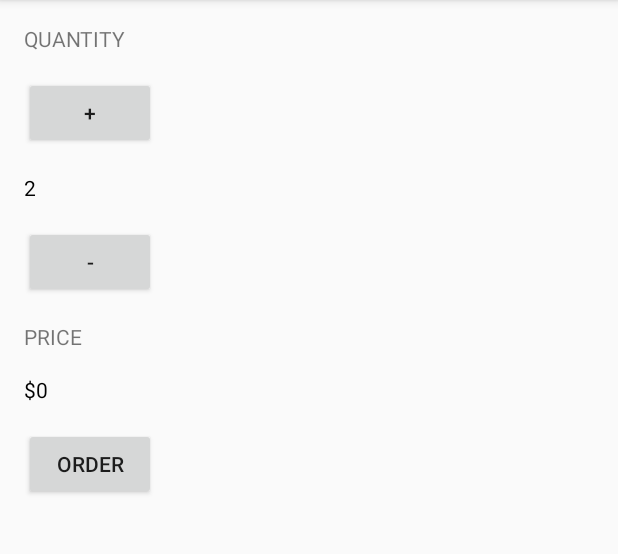
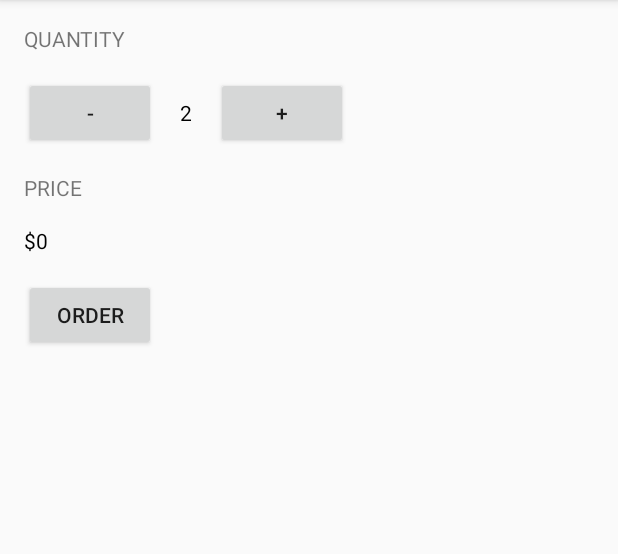
Before and after one commit to leoyats/JustJava, an Android app: the screen it shows after launch (MainActivity), on a phone screen of 412 x 824 dp, the part 84-638 px from its top. Run offline under Robolectric (Android 15) with nearby library versions, the phone set to English and light mode, and no system bars.

Commit message:
changes to activity_main.xml

```diff
--- a/app/src/main/res/layout/activity_main.xml
+++ b/app/src/main/res/layout/activity_main.xml
@@ -17,47 +17,51 @@
         android:textAllCaps="true"
         />
 
+    <LinearLayout
+        android:layout_width="wrap_content"
+        android:layout_height="wrap_content"
+        android:orientation="horizontal"
+        android:layout_below="@+id/textView"
+        android:layout_marginBottom="8dp"
+        android:layout_marginLeft="16dp"
+        android:layout_marginTop="8dp"
+        android:id="@+id/inc_and_decr_group">
+
+
         <Button
-        android:id="@+id/increment_button"
+            android:id="@+id/decrement_button"
             android:layout_width="wrap_content"
             android:layout_height="wrap_content"
             android:layout_alignParentStart="true"
-        android:layout_below="@id/textView"
-        android:layout_marginBottom="8dp"
-        android:layout_marginLeft="16dp"
-        android:layout_marginTop="8dp"
-        android:onClick="incrementClick"
-        android:text="+"/>
+            android:onClick="decrementClick"
+            android:text="-"/>
 
         <TextView
             android:id="@+id/quantity_text_view"
             android:layout_width="wrap_content"
             android:layout_height="wrap_content"
             android:layout_alignParentStart="true"
-        android:layout_below="@id/increment_button"
-        android:layout_marginBottom="8dp"
+            android:text="2"
             android:layout_marginLeft="16dp"
-        android:layout_marginTop="8dp"
-        android:text="2"
+            android:layout_marginRight="16dp"
             android:textColor="@android:color/background_dark"/>
 
         <Button
-        android:id="@+id/decrement_button"
+            android:id="@+id/increment_button"
             android:layout_width="wrap_content"
             android:layout_height="wrap_content"
             android:layout_alignParentStart="true"
-        android:layout_below="@id/quantity_text_view"
-        android:layout_marginBottom="8dp"
-        android:layout_marginLeft="16dp"
-        android:layout_marginTop="8dp"
-        android:onClick="decrementClick"
-        android:text="-"/>
+            android:onClick="incrementClick"
+            android:text="+"/>
+
+
+    </LinearLayout>
 
     <TextView
         android:id="@+id/textView2"
         android:layout_width="wrap_content"
         android:layout_height="wrap_content"
-        android:layout_below="@id/decrement_button"
+        android:layout_below="@id/inc_and_decr_group"
         android:layout_marginBottom="8dp"
         android:layout_marginLeft="16dp"
         android:layout_marginTop="8dp"
```
Also changed, not shown: 9 other files. Lines whose indentation alone changed are shown as unchanged.
